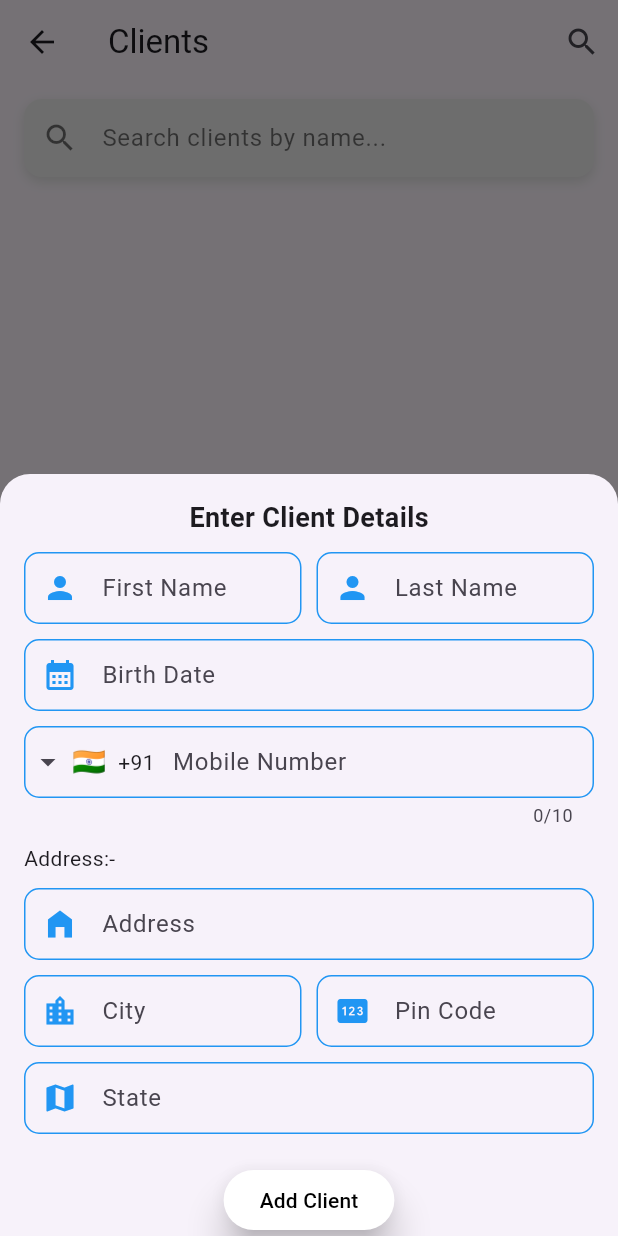
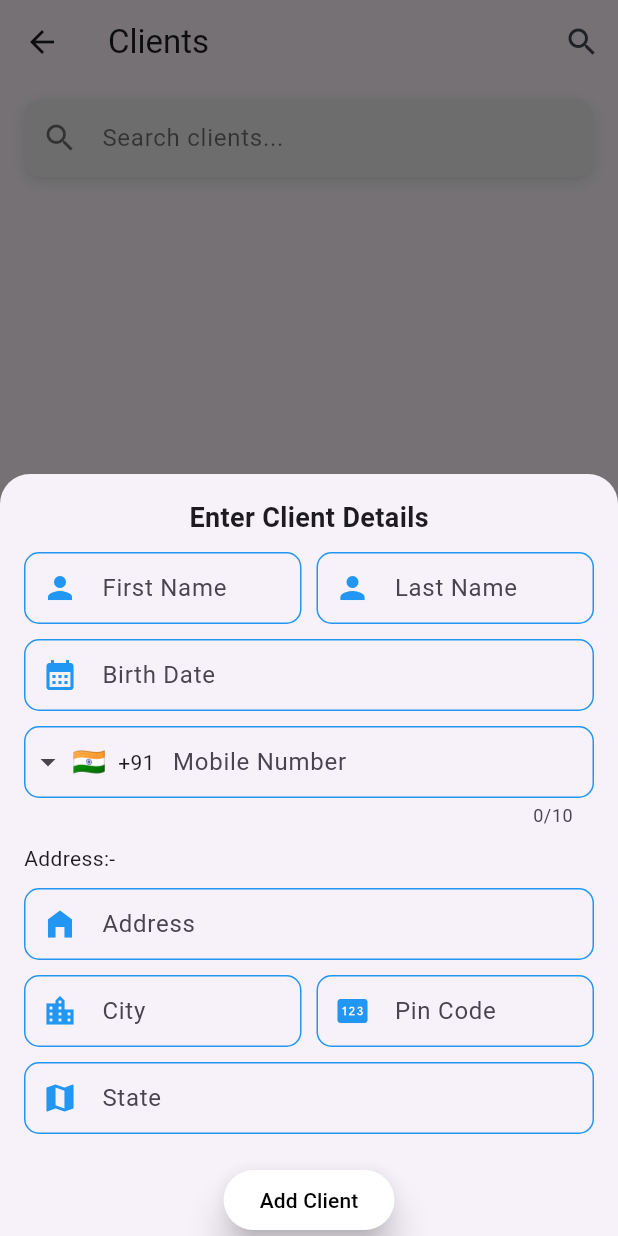
Before and after one commit to AryanSoni27/Quotation-Calculator, a Flutter app: the ClientScreen screen opened directly, after a tap on the "search" icon, after a tap on the "add" icon, on a phone screen of 412 x 824 dp. Run offline on Flutter 3.47's test engine with Material 3 defaults, Android fonts, the light colour scheme and no system bars; drawn by our look-alikes of intl_phone_field; our stand-ins replace auto_size_text, google_nav_bar, open_file, pdf, shared_preferences, sqflite; accounts and stored records are empty.

```diff
--- a/lib/screens/clients.dart
+++ b/lib/screens/clients.dart
@@ -118,7 +118,7 @@ class ClientScreenState extends State<ClientScreen> {
                     fontSize: 16,
                   ),
                   decoration: InputDecoration(
-                    hintText: "Search clients by name...",
+                    hintText: "Search clients...",
                     hintStyle: TextStyle(
                       color: isDarkMode ? Colors.white54 : Colors.black54,
                     ),
```
